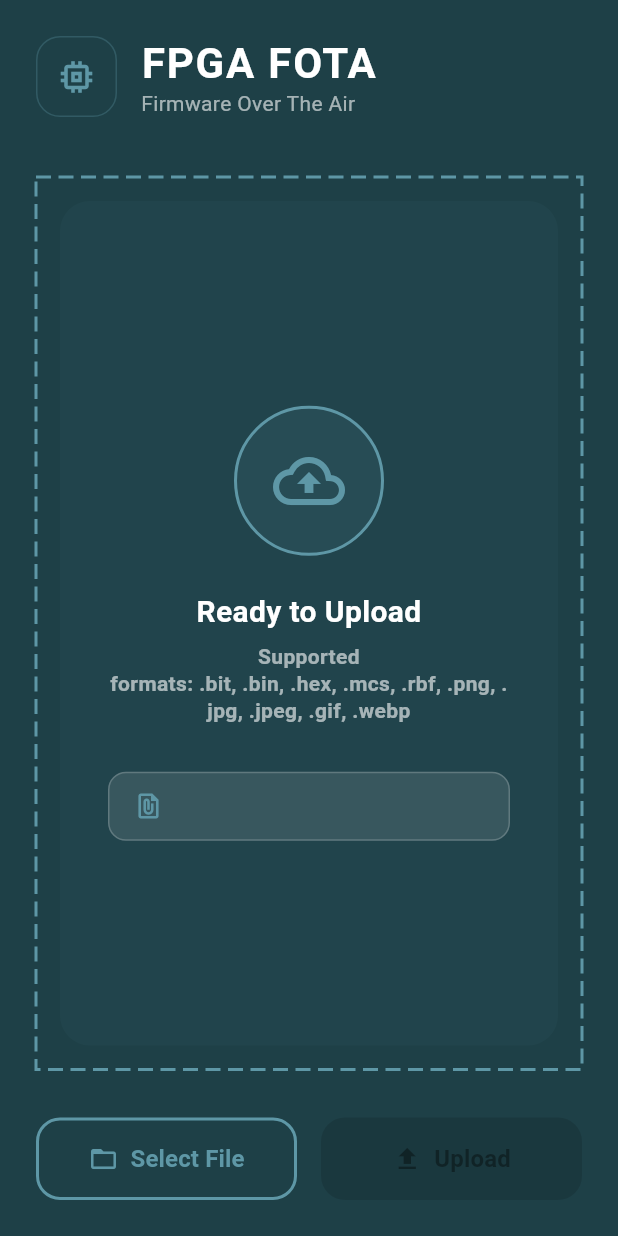
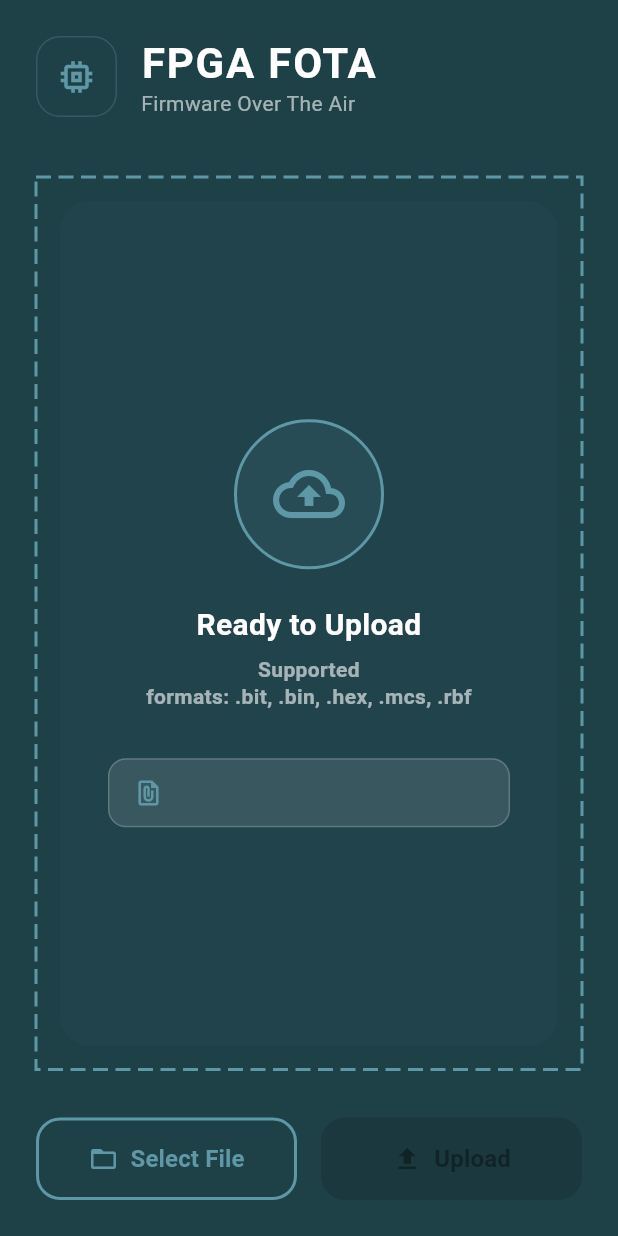
Before and after one commit to mohammed28ali/fbge_fota, a Flutter app: the FPGAFOTAUploaderScreen screen opened directly, after a tap on "Select File", on a phone screen of 412 x 824 dp. Run offline on Flutter 3.47's test engine with Material 3 defaults, Android fonts, the phone set to English and light mode, and no system bars; drawn by our look-alikes of dotted_border; our stand-ins replace file_picker, firebase_core, firebase_storage, flutter_screenutil, smooth_page_indicator; accounts and stored records are empty.

```diff
--- a/lib/features/home/screen/home_screen.dart
+++ b/lib/features/home/screen/home_screen.dart
@@ -71,18 +71,7 @@ class _FPGAFOTAUploaderScreenState extends State<FPGAFOTAUploaderScreen>
   Future<void> _pickFile() async {
     FilePickerResult? result = await FilePicker.platform.pickFiles(
       type: FileType.custom,
-      allowedExtensions: [
-        'bit',
-        'bin',
-        'hex',
-        'mcs',
-        'rbf',
-        "png",
-        "jpg",
-        "jpeg",
-        "gif",
-        "webp",
-      ],
+      allowedExtensions: ['bit', 'bin', 'hex', 'mcs', 'rbf'],
     );
 
     if (result != null) {
@@ -320,7 +309,7 @@ class _FPGAFOTAUploaderScreenState extends State<FPGAFOTAUploaderScreen>
                                 Text(
                                   _uploadStatus.isNotEmpty
                                       ? _uploadStatus
-                                      : 'Supported formats: .bit, .bin, .hex, .mcs, .rbf, .png, .jpg, .jpeg, .gif, .webp',
+                                      : 'Supported formats: .bit, .bin, .hex, .mcs, .rbf',
                                   style: TextStyle(
                                     color: Colors.white.withOpacity(0.6),
                                     fontSize: 14,
```
Also changed, not shown: 6 other files.
